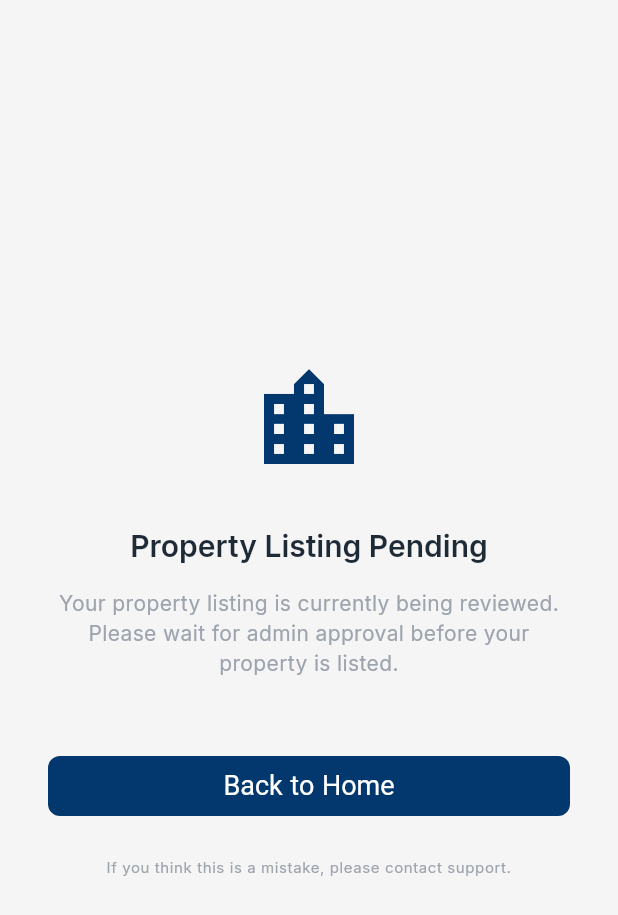
After one commit to ILemonshotI/Simsar_Rent_Application, a Flutter app: the PendingApprovalListingScreen screen opened by its route, on a phone screen of 412 x 824 dp. The commit adds this screen. Shown: the top 915 px of the screen. Run offline on Flutter 3.47's test engine with Material 3 defaults, Android fonts, the phone set to English and light mode, and no system bars; our stand-ins replace dio, flutter_secure_storage, go_router, google_fonts, image_picker, table_calendar; accounts and stored records are empty; network calls fail.

Commit message:
added pending approval screen for listing and make the user dynamic in owner my bookings

```diff
--- a/lib/Network/token_storage.dart
+++ b/lib/Network/token_storage.dart
@@ -1,6 +1,6 @@
 // Suggested helper for token management
 class TokenStorage {
-  static String? _token = '0';
+  static String? _token = '36|GKp0Dr6NsRUgGMk4HzQOkx4ZTp9wj1uVr0KeczGKc7359fe4';
 
   // Call this during login to save the token
   static void setToken(String token) => _token = token;
--- a/lib/Screens/add_listing_screen.dart
+++ b/lib/Screens/add_listing_screen.dart
@@ -94,7 +94,7 @@ class _AddListingScreenState extends State<AddListingScreen> {
       );
 
       if (!mounted) return;
-     // context.go('/admin-approval');
+      context.go('/pending-listing-approval');
 
     } catch (e) {
       debugPrint('Add listing failed: $e');
--- a/lib/Screens/owner_home.dart
+++ b/lib/Screens/owner_home.dart
@@ -129,7 +129,7 @@ class _OwnerHomeScreenState extends State<OwnerHomeScreen> {
             child: SizedBox(
               height: 48,
               child: ElevatedButton(
-                onPressed: () => context.go('/add-a-listing'),
+                onPressed: () => context.go('/add-listing'),
                 child: const Text("Add a Listing"),
               ),
             ),
--- /dev/null
+++ b/lib/Screens/pending_approval_listing_screen.dart
@@ -0,0 +1,62 @@
+import 'package:flutter/material.dart';
+import 'package:go_router/go_router.dart';
+import 'package:simsar/Theme/app_colors.dart';
+
+class PendingApprovalListingScreen extends StatelessWidget {
+  const PendingApprovalListingScreen({super.key});
+
+  @override
+  Widget build(BuildContext context) {
+    final textTheme = Theme.of(context).textTheme;
+
+    return Scaffold(
+      body: SafeArea(
+        child: Padding(
+          padding: const EdgeInsets.symmetric(horizontal: 32.0),
+          child: Column(
+            mainAxisAlignment: MainAxisAlignment.center,
+            children: [
+              const Icon(
+                Icons.location_city_outlined,
+                size: 80,
+                color: SAppColors.primaryBlue,
+              ),
+              const SizedBox(height: 32),
+
+              // titleLarge: Inter / Semibold / 20
+              Text(
+                "Property Listing Pending",
+                style: textTheme.titleLarge,
+                textAlign: TextAlign.center,
+              ),
+              const SizedBox(height: 16),
+
+              // bodyMedium: Inter / Regular / 14
+              Text(
+                "Your property listing is currently being reviewed. Please wait for admin approval before your property is listed.",
+                style: textTheme.bodyMedium,
+                textAlign: TextAlign.center,
+              ),
+              const SizedBox(height: 48),
+              SizedBox(
+                width: double.infinity,
+                child: ElevatedButton(
+                  onPressed: () => context.push('/owner-home'),
+                  child: const Text("Back to Home"),
+                ),
+              ),
+              const SizedBox(height: 24),
+
+              // bodySmall: Inter / Regular / 10
+              Text(
+                "If you think this is a mistake, please contact support.",
+                style: textTheme.bodySmall,
+                textAlign: TextAlign.center,
+              ),
+            ],
+          ),
+        ),
+      ),
+    );
+  }
+}
--- a/lib/utils/routes.dart
+++ b/lib/utils/routes.dart
@@ -23,6 +23,7 @@ import 'package:simsar/Screens/wallet_screen.dart';
 import '../Screens/booking_edit_screen.dart';
 import '../Screens/booking_request_details.dart';
 import '../Screens/booking_summary_screen.dart';
+import 'package:simsar/Screens/pending_approval_listing_screen.dart';
 class AppRouter {
   static const String home = '/home';
   static const String login = '/login';
@@ -48,10 +49,11 @@ class AppRouter {
   static const String adminApproval = '/admin-approval';
   static const String addReview = '/add-review';
   static const String editBooking = '/edit-booking';
+  static const String pendingListingApproval = '/pending-listing-approval';
 
 
   static final GoRouter router = GoRouter(
-    initialLocation: login,
+    initialLocation: ownerHome,
     routes: [
 
       GoRoute(
@@ -65,6 +67,10 @@ class AppRouter {
       GoRoute(
         path: pendingApproval,
         builder: (context, state) => const PendingApprovalScreen(),
+      ),
+      GoRoute(
+        path: pendingListingApproval,
+        builder: (context, state) => const PendingApprovalListingScreen(),
       ),
       GoRoute(
         path: editProfile,
```
Also changed, not shown: lib/Screens/owner_my_booking.dart (+55 -1 lines).
